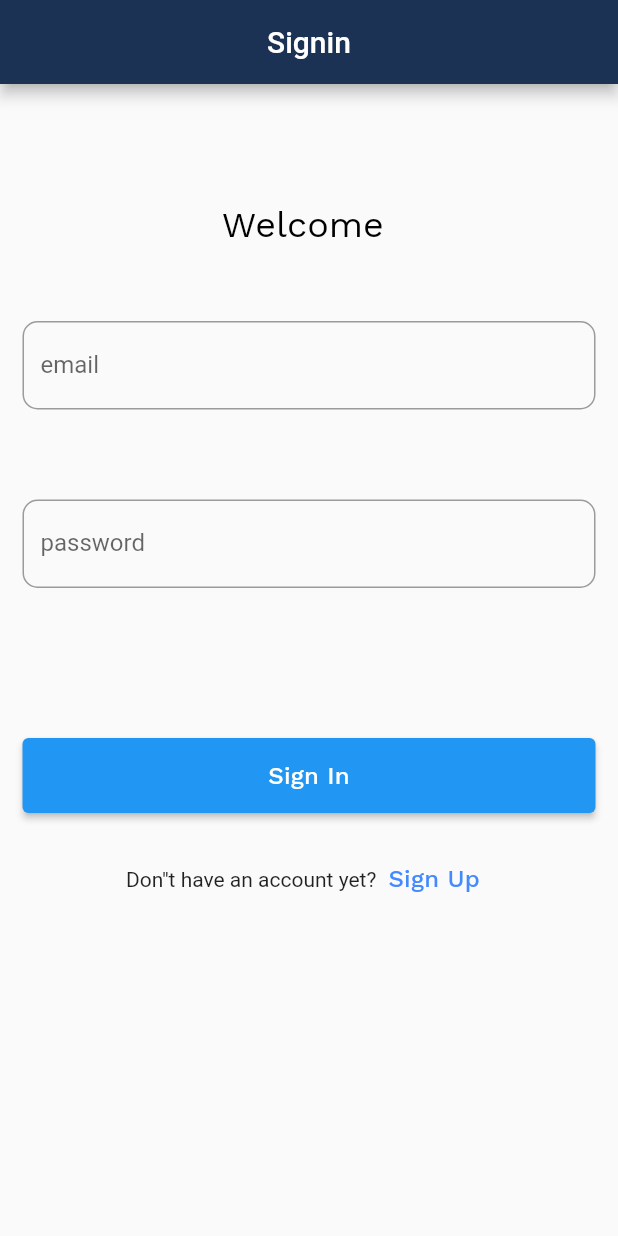
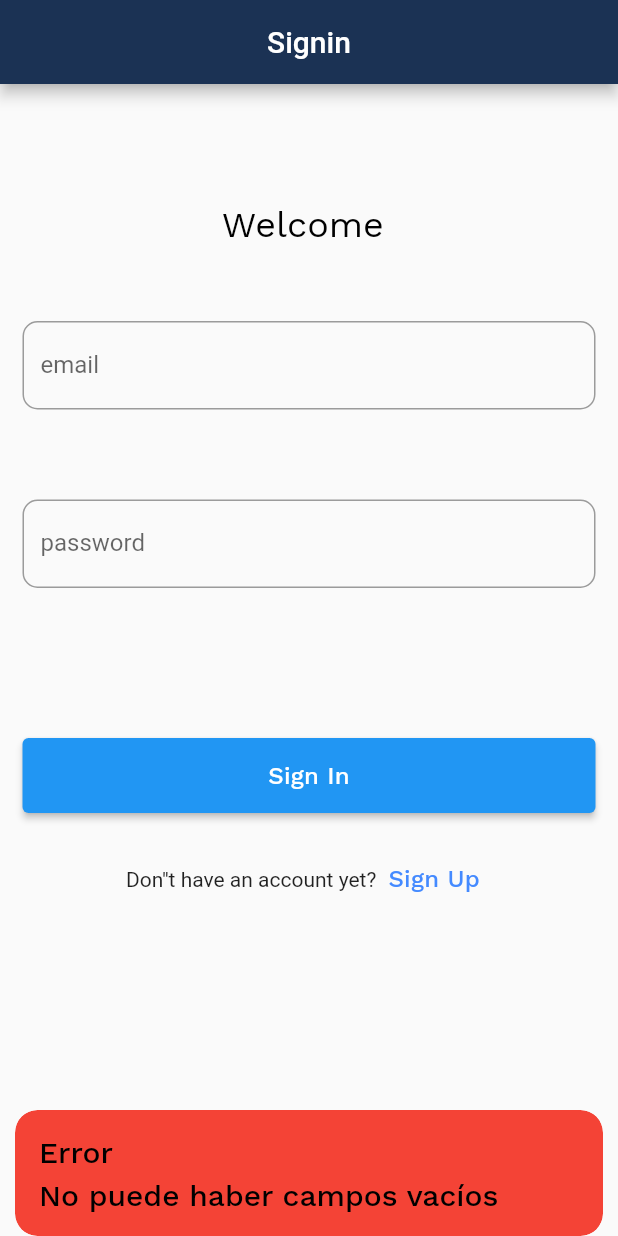
Before and after one commit to crevelandiagu/grupo7_movil-proyecto-final, a Flutter app: the screen it shows after launch, after a tap on "Sign In", on a phone screen of 412 x 824 dp. Run offline on Flutter 3.47's test engine with Material 2 defaults, Android fonts, the phone set to English and light mode, and no system bars; our stand-ins replace get, google_fonts; missing offline and left inert: dart:ffi; generated files the repository leaves out were written again.

Commit message:
Refatorizacion signin y pruebas unitarias

```diff
--- a/lib/candidates/views/signin.dart
+++ b/lib/candidates/views/signin.dart
@@ -46,6 +46,7 @@ class Signin extends StatelessWidget {
             Padding(
               padding: const EdgeInsets.symmetric(horizontal: 15, vertical: 50.0),
               child: TextField(
+                key: const Key('emailText'),
                 controller: emailController,
                 decoration: InputDecoration(
                   border: OutlineInputBorder(
@@ -60,6 +61,7 @@ class Signin extends StatelessWidget {
             Padding(
               padding: const EdgeInsets.symmetric(horizontal: 15, vertical: 10.0),
               child: TextField(
+                key: const Key('passwordText'),
                 controller: passwordController,
                 obscureText: true,
                 decoration: InputDecoration(
@@ -76,6 +78,7 @@ class Signin extends StatelessWidget {
             Padding(
               padding: const EdgeInsets.fromLTRB(15, 90, 15, 20),
               child: ElevatedButton(
+                key: const Key("signinButton"),
                 style: ElevatedButton.styleFrom(
                   minimumSize: const Size.fromHeight(50),
                 ),
@@ -105,24 +108,47 @@ class Signin extends StatelessWidget {
                         "Error",
                         style: GoogleFonts.workSans(
                           textStyle: const TextStyle(
-                            color: Colors.white60,
+                            color: Colors.black,
+                            fontSize: 20,
+                            fontWeight: FontWeight.w500,
                           ),
-                          fontSize: 16,
+
                         ),
                         ),
                       messageText: Text(
                         e.toString(),
                         style:  GoogleFonts.workSans(
                           textStyle: const TextStyle(
-                            color: Colors.white60,
+                            color: Colors.black,
+                            fontSize: 20,
+                            fontWeight: FontWeight.w500,
                           ),
-                          fontSize: 16,
                         ),
                         ),
                       backgroundColor: Colors.red,
                       snackPosition: SnackPosition.BOTTOM);
                   }
 
+                 } else {
+
+                  Get.snackbar("",
+                   "",
+                   titleText: Text("Error", style: GoogleFonts.workSans(
+                    fontSize: 20,
+                    color: Colors.black,
+                    fontWeight: FontWeight.w500,
+                   ),
+                   ),
+                   messageText: Text("No puede haber campos vacíos", style: GoogleFonts.workSans(
+                    fontSize: 20,
+                    color: Colors.black,
+                    fontWeight: FontWeight.w500,
+                   ),),
+                   snackPosition: SnackPosition.BOTTOM,
+                   backgroundColor: Colors.red,
+                   isDismissible: true,
+                   dismissDirection: DismissDirection.horizontal,
+                   );
                  }
 
                 },
--- a/lib/candidates/views/signup.dart
+++ b/lib/candidates/views/signup.dart
@@ -52,6 +52,7 @@ class Signup extends StatelessWidget {
             Padding(
               padding: const EdgeInsets.fromLTRB(15, 80, 15, 40),
               child: TextField(
+                key: const Key('textEmail'),
                 controller: emailController,
                 onChanged: (value) {
                   controller.validateEmail(value);
@@ -71,6 +72,7 @@ class Signup extends StatelessWidget {
             Padding(
               padding: const EdgeInsets.symmetric(horizontal: 15, vertical: 0),
               child: TextField(
+                key: const Key('textPassword'),
                 onChanged: (value) {
                   controller.validatePassword(value);
                 },
@@ -91,6 +93,7 @@ class Signup extends StatelessWidget {
             Padding(
               padding: const EdgeInsets.symmetric(horizontal: 15, vertical: 40.0),
               child: TextField(
+                key: const Key('textPasswordr'),
                 onChanged: (value) {
                   controller.validateEqualPassword(value, passwordController.text);
                 },
@@ -110,6 +113,7 @@ class Signup extends StatelessWidget {
             Padding(
               padding: const EdgeInsets.fromLTRB(15, 60, 15, 20),
               child: ElevatedButton(
+                key: const Key('signupButton'),
                 style: ElevatedButton.styleFrom(
                   minimumSize: const Size.fromHeight(50),
                 ),
--- a/lib/l10n/app_en.arb
+++ b/lib/l10n/app_en.arb
@@ -49,7 +49,7 @@
         "description": "message to create account"
     },
 
-    "password_error_length": "Password should contain at least one upper case, one special character, one number and Must be at least 8 characters in length ",
+    "password_error_length": "Password should contain at least one upper case, one special character, one number and must be at least 8 characters in length ",
     "@password_error_length": {
         "description": "Error in length of password "
     },
--- a/lib/l10n/app_es.arb
+++ b/lib/l10n/app_es.arb
@@ -8,7 +8,7 @@
     "valid_email": "Ingresa un email valido",
     "secure_password": "Ingresa una contraseña valida",
     "email": "Ingresa email",
-    "password_error_length": "La contraseña debe tener minimo 8 caractéres",
+    "password_error_length": "La contraseña debe tener 1 numero, 1 mayúscula, 1 character especial y una longitud de 8 charactéres",
     "password_error_equal": "Las contraseñas no son iguales",
     "message_signup_success": "La cuenta fue creada. Por favor inicia sesión con las mismas credenciales",
     "account_created": "Cuenta Creada",
```
Also changed, not shown: 2 other files.
